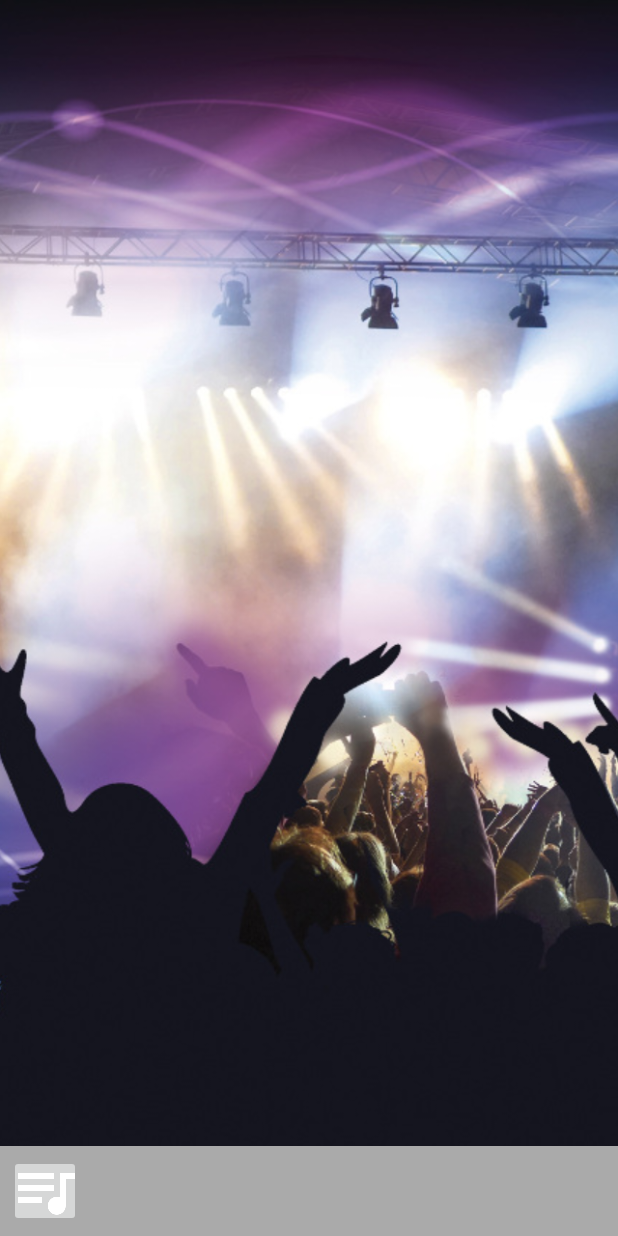
After one commit to csongi77/MusicalStructure, an Android app: the PlayerActivity screen opened directly, with no data from a screen before it, on a phone screen of 412 x 824 dp. The commit adds this screen. Run offline under Robolectric (Android 15) with nearby library versions, the phone set to English and light mode, and no system bars.

Commit message:
remove FileProvider, add PlayerActivity

```diff
--- a/app/src/main/AndroidManifest.xml
+++ b/app/src/main/AndroidManifest.xml
@@ -3,7 +3,6 @@
     package="com.example.csongor.musicalstructure">
 
     <uses-permission android:name="android.permission.READ_EXTERNAL_STORAGE" />
-
 
     <application
         android:allowBackup="true"
@@ -20,8 +19,8 @@
             </intent-filter>
         </activity>
         <activity android:name=".PlayListActivity" />
-
         <activity android:name=".ErrorActivity" />
+        <activity android:name=".PlayerActivity"></activity>
     </application>
 
 </manifest>
--- /dev/null
+++ b/app/src/main/java/com/example/csongor/musicalstructure/PlayerActivity.java
@@ -0,0 +1,13 @@
+package com.example.csongor.musicalstructure;
+
+import android.support.v7.app.AppCompatActivity;
+import android.os.Bundle;
+
+public class PlayerActivity extends AppCompatActivity {
+
+    @Override
+    protected void onCreate(Bundle savedInstanceState) {
+        super.onCreate(savedInstanceState);
+        setContentView(R.layout.activity_player);
+    }
+}
--- a/app/src/main/java/com/example/csongor/musicalstructure/musichelpers/Mp3MusicTrack.java
+++ b/app/src/main/java/com/example/csongor/musicalstructure/musichelpers/Mp3MusicTrack.java
@@ -3,7 +3,6 @@ package com.example.csongor.musicalstructure.musichelpers;
 import android.content.Context;
 import android.content.Intent;
 import android.net.Uri;
-import android.provider.MediaStore;
 
 /**
  * Created by csongor on 3/13/18.
@@ -38,8 +37,10 @@ public class Mp3MusicTrack extends AbstractTrackWrapper implements Playable {
         intent.putExtra(Intent.EXTRA_STREAM,mUri);
         context.startActivity(intent);*/
 
-        Intent intent = new Intent(Intent.CATEGORY_APP_MUSIC);
+       /* Intent intent = new Intent(Intent.CATEGORY_APP_MUSIC);
         intent.setDataAndType(mUri,"audio/*");
-        context.startActivity(intent);
+        context.startActivity(intent);*/
+
+
     }
 }
--- /dev/null
+++ b/app/src/main/res/layout/activity_player.xml
@@ -0,0 +1,28 @@
+<?xml version="1.0" encoding="utf-8"?>
+<RelativeLayout xmlns:android="http://schemas.android.com/apk/res/android"
+    xmlns:app="http://schemas.android.com/apk/res-auto"
+    xmlns:tools="http://schemas.android.com/tools"
+    android:layout_width="match_parent"
+    android:layout_height="match_parent"
+    tools:context="com.example.csongor.musicalstructure.PlayerActivity">
+    <ImageView
+        android:layout_width="match_parent"
+        android:layout_height="match_parent"
+        android:src="@drawable/lights_party_dancing_music"
+        android:scaleType="centerCrop"/>
+<LinearLayout
+    android:id="@+id/button_panel"
+    android:layout_width="match_parent"
+    android:layout_height="60dp"
+    android:layout_alignParentBottom="true"
+    android:background="@color/dark_grey"
+    android:orientation="horizontal"
+    android:padding="6dp">
+    <ImageButton
+        android:layout_width="48dp"
+        android:layout_height="48dp"
+        android:src="@drawable/ic_queue_music_white_48dp"
+        />
+
+</LinearLayout>
+</RelativeLayout>
--- a/app/src/main/res/values/strings.xml
+++ b/app/src/main/res/values/strings.xml
@@ -41,4 +41,5 @@
     <!-- Error Button -->
     <string name="btn_error_right">Got it</string>
     <string name="mp3_title_unknown">Unknown</string>
+    <string name="menu_playlist">Playlist</string>
 </resources>
```
